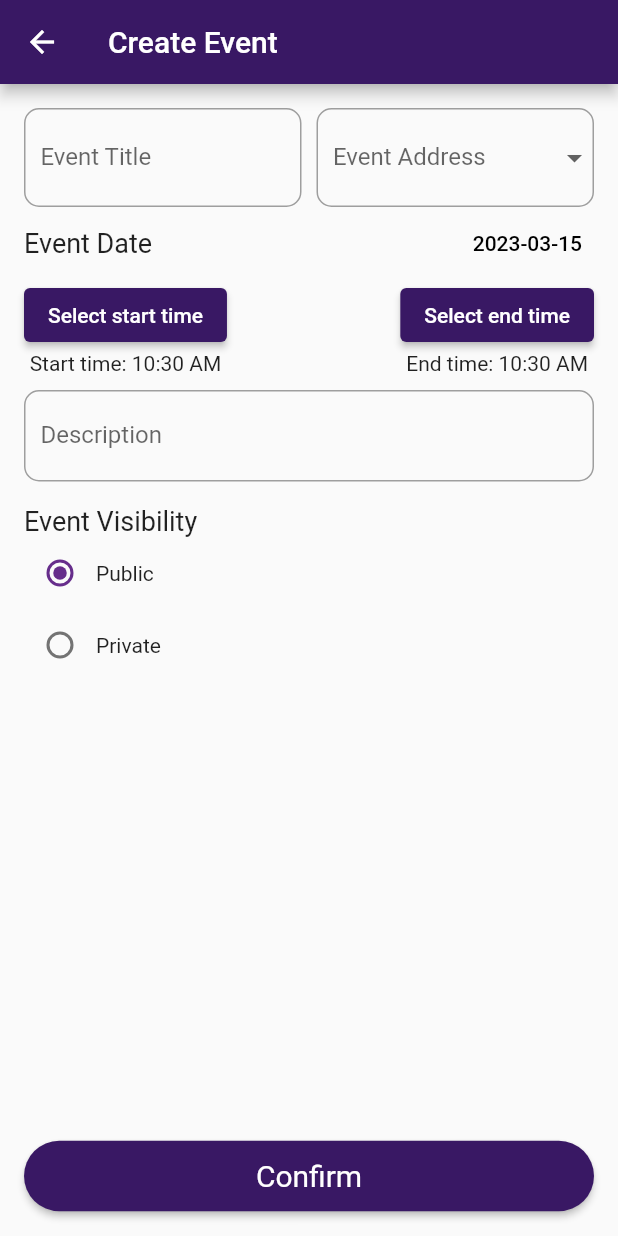
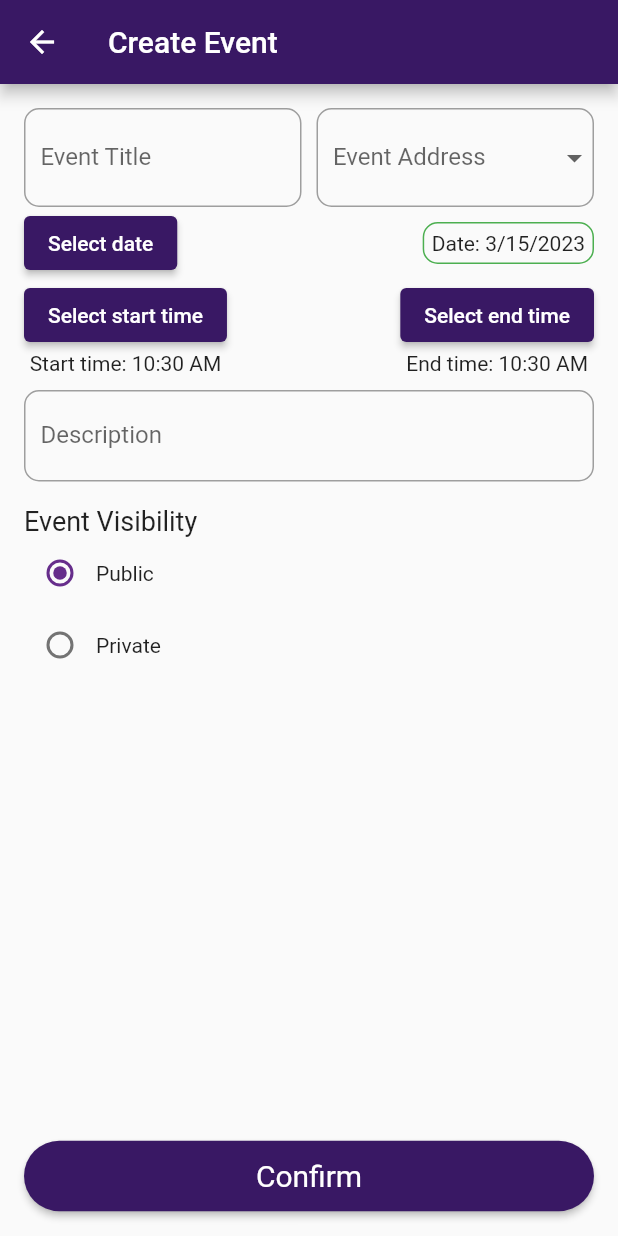
Before and after one commit to MajdEddinAlabed/Bareek-Event, a Flutter app: the CreateEventScreen screen opened by its route, on a phone screen of 412 x 824 dp. Run offline on Flutter 3.47's test engine with Material 2 defaults, Android fonts, the phone set to English and light mode, and no system bars; our stand-ins replace carousel_slider; network calls fail.

Commit message:
fixing things

```diff
--- a/lib/main.dart
+++ b/lib/main.dart
@@ -11,6 +11,7 @@ import 'Pages/OrganizationsScreens/makeOrg.dart';
 import 'Pages/OrganizationsScreens/myOrg.dart';
 import 'Pages/event_details_screen.dart';
 import 'Pages/addresses_list_screen.dart';
+import 'Pages/test.dart';
 import 'pages/OrganizationsScreens/organization_screen.dart';
 
 void main() {
@@ -43,6 +44,7 @@ class MyApp extends StatelessWidget {
         AddressesListScreen.name: (context) => AddressesListScreen(),
         MyHomePage.name: (context) => MyHomePage(title: "Majd"),
         UserProfile.name: (context) => UserProfile(),
+        Test.name: (context) => Test(),
       },
     );
   }
--- a/lib/pages/create_event_screen.dart
+++ b/lib/pages/create_event_screen.dart
@@ -116,7 +116,8 @@ class CreateEventScreenState extends State<CreateEventScreen> {
                                         value: value,
                                         child: Text(value),
                                       );
-                                  }).toList(),
+                                    },
+                                  ).toList(),
                                 ),
                               ),
                             ),
@@ -125,34 +126,24 @@ class CreateEventScreenState extends State<CreateEventScreen> {
                         //Select Day for the Event.
                         Row(
                           mainAxisAlignment: MainAxisAlignment.spaceBetween,
-                          children: <Widget>[
-                            const Text(
-                              'Event Date',
-                              style: TextStyle(
-                                fontSize: 18,
+                          //crossAxisAlignment: CrossAxisAlignment.center,
+                          children: [
+                            ElevatedButton(
+                              onPressed: () => _selectDate(),
+                              child: const Text('Select date'),
                             ),
+                            Container(
+                              decoration: BoxDecoration(
+                                border: Border.all(
+                                    style: BorderStyle.solid,
+                                    color: Colors.green),
+                                    borderRadius: BorderRadius.circular(10)
                               ),
-                            TextButton(
+                              child: Padding(
+                                padding: const EdgeInsets.all(5.0),
                                 child: Text(
-                                _eventDate == null
-                                    ? 'Choose Date'
-                                    : '${_eventDate.toLocal()}'.split(' ')[0],
-                                style: TextStyle(
-                                  color:
-                                      _eventDate == null ? null : Colors.black,
+                                    "Date: ${_eventDate.month}/${_eventDate.day}/${_eventDate.year}"),
                               ),
-                              ),
-                              onPressed: () async {
-                                final date = await showDatePicker(
-                                  context: context,
-                                  initialDate: _eventDate,
-                                  firstDate: DateTime.now(),
-                                  lastDate: DateTime(2050),
-                                );
-                                if (date != null) {
-                                  setState(() => _eventDate = date);
-                                }
-                              },
                             ),
                           ],
                         ),
@@ -299,6 +290,19 @@ class CreateEventScreenState extends State<CreateEventScreen> {
     );
   }
 
+  //Only pick date after from now and after.
+  Future<void> _selectDate() async {
+    final date = await showDatePicker(
+      context: context,
+      initialDate: _eventDate,
+      firstDate: DateTime.now(),
+      lastDate: DateTime(2050),
+    );
+    if (date != null) {
+      setState(() => _eventDate = date);
+    }
+  }
+
   //Only pick time after current time function.
   Future<void> _selectStartTime(BuildContext context) async {
     final TimeOfDay? picked = await showTimePicker(
@@ -313,9 +317,8 @@ class CreateEventScreenState extends State<CreateEventScreen> {
       final isSameDay = now.day == selectedDateTime.day;
       if (isSameDay && selectedDateTime.isBefore(now)) {
         // The selected time is on the same day as the current time and is before the current time
-        // Display an error message to the user
-        ScaffoldMessenger.of(context).showSnackBar(
-          SnackBar(
+        _scaffoldMessengerKey.currentState!.showSnackBar(
+          const SnackBar(
             content: Text('Please select a time after the current time'),
           ),
         );
--- a/lib/utils/drawer.dart
+++ b/lib/utils/drawer.dart
@@ -33,7 +33,7 @@ class DrawerClass extends StatelessWidget {
         color: Colors.blue.shade700,
         child: InkWell(
           onTap: () {
-            UserProfile();
+            Navigator.pushNamed(context, '/userProfile');
           },
           child: Container(
             padding: EdgeInsets.only(
```
Also changed, not shown: lib/pages/majd_pages.dart (+7 -0 lines), lib/pages/test.dart (added, +177 -0 lines), lib/pages/user_profile.dart (+0 -14 lines). Lines whose indentation alone changed are shown as unchanged.
